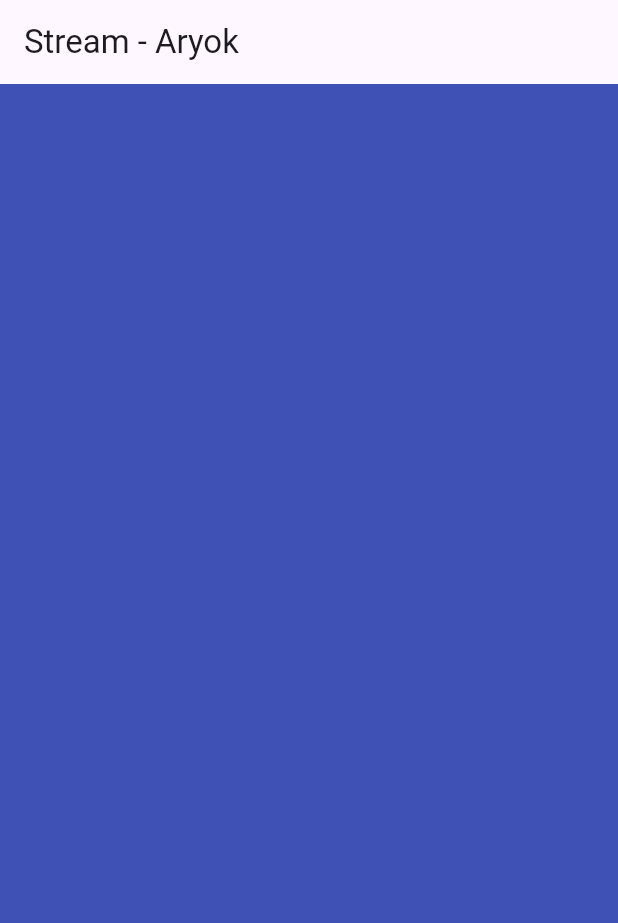
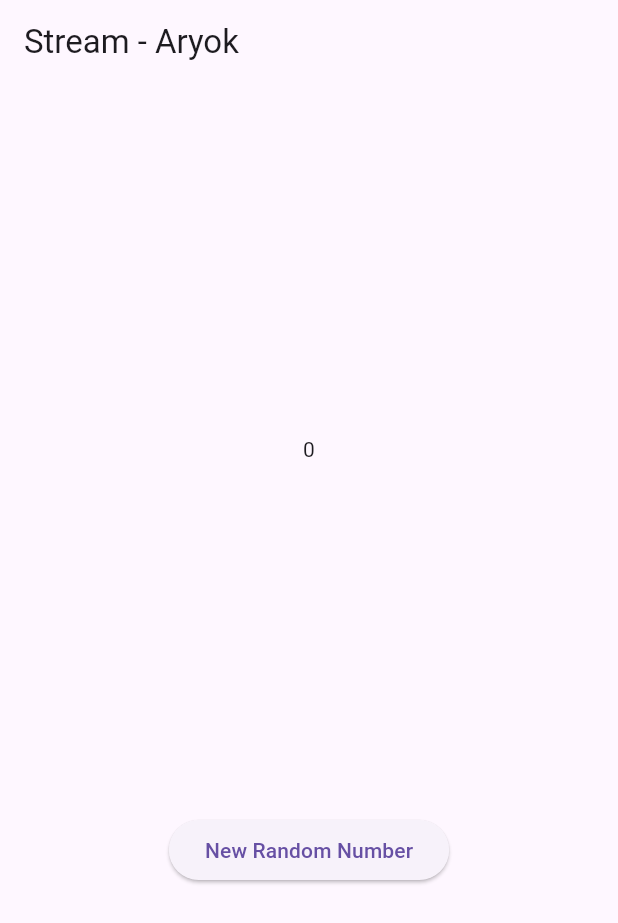
Before and after one commit to aorysan/mobile_07, a Flutter app: the screen it shows after launch, on a phone screen of 412 x 824 dp. Shown: the top 923 px of the screen. Run offline on Flutter 3.47's test engine with Material 3 defaults, Android fonts, the phone set to English and light mode, and no system bars; our stand-ins replace auto_size_text, camera, cross_file, geolocator, go_router.

Commit message:
w12: jawaban soal 6

```diff
--- a/week12/stream_Aryok/lib/main.dart
+++ b/week12/stream_Aryok/lib/main.dart
@@ -1,5 +1,7 @@
 import 'package:flutter/material.dart';
 import 'stream.dart';
+import 'dart:async';
+import 'dart:math';
 
 void main() {
   runApp(const MyApp());
@@ -28,6 +30,9 @@ class StreamHomePage extends StatefulWidget {
 class _StreamHomePageState extends State<StreamHomePage> {
   Color bgColor = Colors.blueGrey;
   late ColorStream colorStream;
+  int lastNumber = 0;
+  late StreamController numberStreamController;
+  late NumberStream numberStream;
 
   void changeColor() async {
     colorStream.getColors().listen((eventColor) {
@@ -40,15 +45,53 @@ class _StreamHomePageState extends State<StreamHomePage> {
   @override
   void initState() {
     super.initState();
-    colorStream = ColorStream();
-    changeColor();
+    numberStream = NumberStream();
+    numberStreamController = numberStream.controller;
+    Stream stream = numberStreamController.stream;
+    stream
+        .listen((event) {
+          setState(() {
+            lastNumber = event;
+          });
+        })
+        .onError((error) {
+          setState(() {
+            lastNumber = -1;
+          });
+        });
+  }
+
+  @override
+  void dispose() {
+    numberStreamController.close();
+    super.dispose();
+  }
+
+  void addRandomNumber() {
+    Random random = Random();
+    int myNum = random.nextInt(10);
+    numberStream.addNumberToSink(myNum);
+    // numberStream.addError();
   }
 
   @override
   Widget build(BuildContext context) {
     return Scaffold(
       appBar: AppBar(title: const Text('Stream - Aryok')),
-      body: Container(decoration: BoxDecoration(color: bgColor)),
+      body: SizedBox(
+        width: double.infinity,
+        child: Column(
+          mainAxisAlignment: MainAxisAlignment.spaceEvenly,
+          crossAxisAlignment: CrossAxisAlignment.center,
+          children: [
+            Text(lastNumber.toString()),
+            ElevatedButton(
+              onPressed: () => addRandomNumber(),
+              child: const Text('New Random Number'),
+            ),
+          ],
+        ),
+      ),
     );
   }
 }
--- a/week12/stream_Aryok/lib/stream.dart
+++ b/week12/stream_Aryok/lib/stream.dart
@@ -1,4 +1,5 @@
 import 'package:flutter/material.dart';
+import 'dart:async';
 
 class ColorStream {
   final List<Color> colors = [
@@ -21,3 +22,19 @@ class ColorStream {
     });
   }
 }
+
+class NumberStream {
+  final StreamController<int> controller = StreamController<int>();
+
+  void addNumberToSink(int newNumber) {
+    controller.sink.add(newNumber);
+  }
+
+  close() {
+    controller.close();
+  }
+
+  addError() {
+    controller.sink.addError('error');
+  }
+}
```
Also changed, not shown: week12/stream_Aryok/gif1.gif (added), 1 other file.
